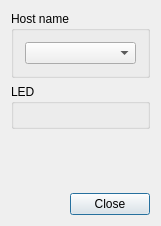
Before: the Qt Designer form redpitayacontroldialog.ui in AlexeyVKrasnoperov/RedPitayaControl, drawn with Qt 5.
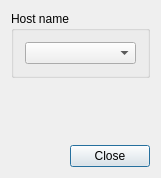
After: the same form once the commit is applied.

```diff
--- a/redpitayacontroldialog.ui
+++ b/redpitayacontroldialog.ui
@@ -7,7 +7,7 @@
     <x>0</x>
     <y>0</y>
     <width>151</width>
-    <height>226</height>
+    <height>178</height>
    </rect>
   </property>
   <property name="windowTitle">
@@ -56,14 +56,6 @@
          </layout>
         </widget>
        </item>
-       <item>
-        <widget class="QGroupBox" name="groupBoxLed">
-         <property name="title">
-          <string>LED</string>
-         </property>
-         <layout class="QGridLayout" name="gridLayoutLed"/>
-        </widget>
-       </item>
        <item>
         <spacer name="verticalSpacer">
          <property name="orientation">
```
